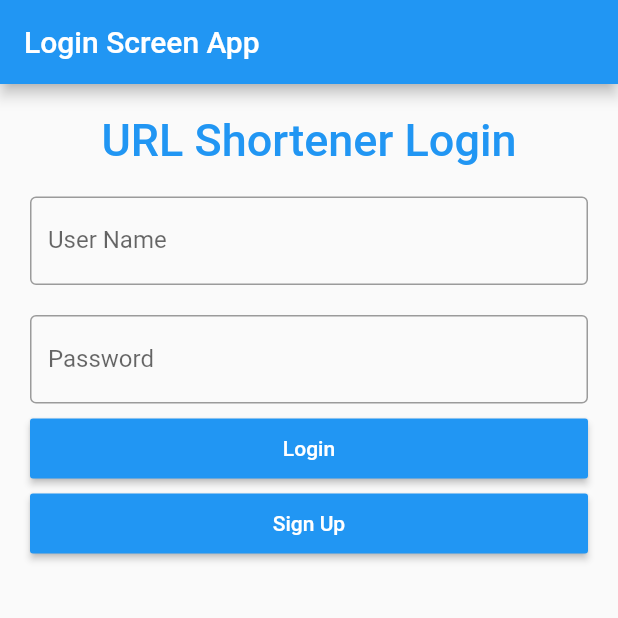
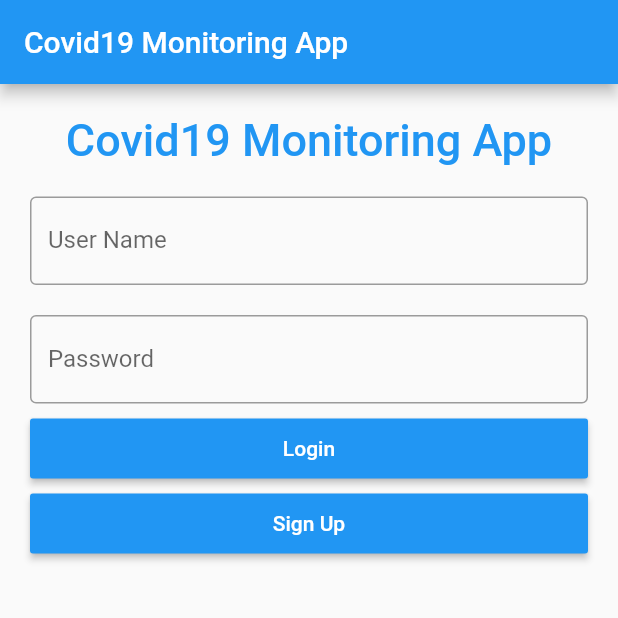
Before and after one commit to ielmas/CS458-Project4-Flutter, a Flutter app: the screen it shows after launch, after a tap on "Login", on a phone screen of 412 x 824 dp, the top half of it. Run offline on Flutter 3.47's test engine with Material 2 defaults, Android fonts, the phone set to English and light mode, and no system bars; network calls fail.

Commit message:
add symptom monitor page

```diff
--- a/cs458_project4_flutter/lib/login.dart
+++ b/cs458_project4_flutter/lib/login.dart
@@ -1,3 +1,4 @@
+import 'package:cs458_project4_flutter/symptom_monitor_page.dart';
 import 'package:flutter/material.dart';
 import 'symtom_page.dart';
 import 'sign_up.dart';
@@ -26,13 +27,38 @@ void _login(TextEditingController nameController, TextEditingController password
   // check the status code for the result
   int statusCode = response.statusCode;
   // this API passes back the id of the new item added to the body
-  String body = response.body;
-  print(body);
+  final Map parsed = json.decode(response.body);
+  if (parsed['successful']) {
+    Navigator.push(
+      context,
+      MaterialPageRoute(builder: (context) => MyApp()),
+      //MaterialPageRoute(builder: (context) => MonitorPageStateless(userId: parsed['data']['id'])),
+    );
+  } else {
+      // set up the button
+      Widget okButton = FlatButton(
+        child: Text("OK"),
+        onPressed: () { Navigator.of(context).pop(); },
+      );
 
-  Navigator.push(
-    context,
-    MaterialPageRoute(builder: (context) => MyApp()),
-  );
+      // set up the AlertDialog
+      AlertDialog alert = AlertDialog(
+        title: Text(parsed['errorReason']),
+        content: null,
+        actions: [
+          okButton,
+        ],
+      );
+
+      // show the dialog
+      showDialog(
+        context: context,
+        builder: (BuildContext context) {
+          return alert;
+        },
+      );
+  }
+
 }
 
 class MyApp2 extends StatelessWidget {
@@ -60,7 +86,7 @@ class _State extends State<URLPage> {
   Widget build(BuildContext context) {
     return Scaffold(
         appBar: AppBar(
-          title: Text('Login Screen App'),
+          title: Text('Covid19 Monitoring App'),
         ),
         body: Padding(
             padding: EdgeInsets.all(10),
@@ -70,7 +96,7 @@ class _State extends State<URLPage> {
                     alignment: Alignment.center,
                     padding: EdgeInsets.all(10),
                     child: Text(
-                      'URL Shortener Login',
+                      'Covid19 Monitoring App',
                       style: TextStyle(
                           color: Colors.blue,
                           fontWeight: FontWeight.w500,
```
Also changed, not shown: cs458_project4_flutter/lib/symptom_monitor_page.dart (added, +157 -0 lines).
